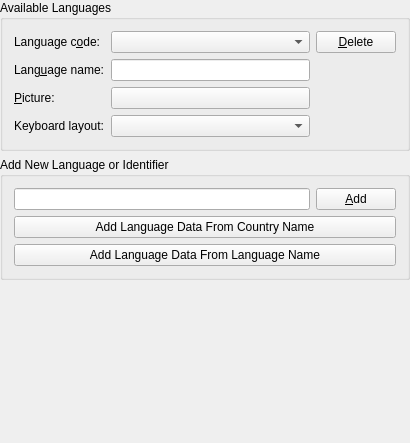
Qt form kvoctrain/common-dialogs/languageoptionsbase.ui (KDE/parley) before a commit.
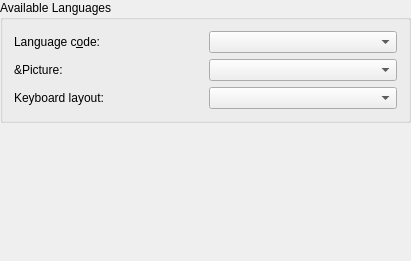
The same form after that commit. Custom widgets are drawn as their Qt base class.

Commit message: Language management rewritten. Removed the confusion append/remove/assign language options from language menu. The language page in the Configure KVT dialog is no longer necessary. Instead directly edit languages using Language->Edit Languages. Added KPageDialog containing the languages. Will add a button for delete/new lang there. Pixmap, name, locale can be set there. Keyboard code still has to be moved.

What changed in the file:
```diff
--- a/kvoctrain/common-dialogs/languageoptionsbase.ui
+++ b/kvoctrain/common-dialogs/languageoptionsbase.ui
@@ -5,8 +5,8 @@
    <rect>
     <x>0</x>
     <y>0</y>
-    <width>410</width>
-    <height>443</height>
+    <width>411</width>
+    <height>261</height>
    </rect>
   </property>
   <layout class="QGridLayout" >
@@ -52,35 +52,6 @@
       <property name="verticalSpacing" >
        <number>6</number>
       </property>
-      <item row="0" column="2" >
-       <widget class="QPushButton" name="b_langDel" >
-        <property name="toolTip" >
-         <string>Delete the selected language</string>
-        </property>
-        <property name="whatsThis" >
-         <string>By clicking on this button you can delete the selected language.</string>
-        </property>
-        <property name="text" >
-         <string>&amp;Delete</string>
-        </property>
-       </widget>
-      </item>
-      <item row="2" column="1" >
-       <widget class="QLineEdit" name="e_langLong" >
-        <property name="sizePolicy" >
-         <sizepolicy vsizetype="Fixed" hsizetype="MinimumExpanding" >
-          <horstretch>0</horstretch>
-          <verstretch>0</verstretch>
-         </sizepolicy>
-        </property>
-        <property name="toolTip" >
-         <string>Your own description of the language code.</string>
-        </property>
-        <property name="whatsThis" >
-         <string>A description of the language is written here and you can modify it if you want.</string>
-        </property>
-       </widget>
-      </item>
       <item row="4" column="1" >
        <widget class="KComboBox" name="d_kblayout" >
         <property name="toolTip" >
@@ -91,19 +62,6 @@
         </property>
        </widget>
       </item>
-      <item row="3" column="1" >
-       <widget class="QPushButton" name="b_langPixmap" >
-        <property name="toolTip" >
-         <string>The flag representing the language</string>
-        </property>
-        <property name="whatsThis" >
-         <string>The default flag representing the language is set here but you can choose another picture by clicking on the button.</string>
-        </property>
-        <property name="text" >
-         <string/>
-        </property>
-       </widget>
-      </item>
       <item row="0" column="1" >
        <widget class="KComboBox" name="d_shortName" >
         <property name="toolTip" >
@@ -136,22 +94,6 @@
         </property>
        </widget>
       </item>
-      <item row="2" column="0" >
-       <widget class="QLabel" name="label_langLong" >
-        <property name="toolTip" >
-         <string>Describe the language in your own terms.</string>
-        </property>
-        <property name="whatsThis" >
-         <string>Here you can give the language code a descriptive name in your own language which is shown in the header buttons in the main view. </string>
-        </property>
-        <property name="text" >
-         <string>Lang&amp;uage name:</string>
-        </property>
-        <property name="buddy" >
-         <cstring>e_langLong</cstring>
-        </property>
-       </widget>
-      </item>
       <item row="3" column="0" >
        <widget class="QLabel" name="label_langPixmap" >
         <property name="toolTip" >
@@ -190,90 +132,8 @@
         </property>
        </widget>
       </item>
-     </layout>
-    </widget>
-   </item>
-   <item row="1" column="0" >
-    <widget class="QGroupBox" name="GroupBox2" >
-     <property name="title" >
-      <string>Add New Language or Identifier</string>
-     </property>
-     <layout class="QGridLayout" >
-      <property name="leftMargin" >
-       <number>11</number>
-      </property>
-      <property name="topMargin" >
-       <number>11</number>
-      </property>
-      <property name="rightMargin" >
-       <number>11</number>
-      </property>
-      <property name="bottomMargin" >
-       <number>11</number>
-      </property>
-      <property name="horizontalSpacing" >
-       <number>6</number>
-      </property>
-      <property name="verticalSpacing" >
-       <number>6</number>
-      </property>
-      <item row="1" column="0" colspan="2" >
-       <widget class="QPushButton" name="b_lang_kde" >
-        <property name="toolTip" >
-         <string>Add language information by selecting the name of a country</string>
-        </property>
-        <property name="whatsThis" >
-         <string>Add language information by selecting the name of a country</string>
-        </property>
-        <property name="text" >
-         <string>Add Language Data From Country Name</string>
-        </property>
-       </widget>
-      </item>
-      <item row="2" column="0" colspan="2" >
-       <widget class="QPushButton" name="b_lang_iso1" >
-        <property name="toolTip" >
-         <string>Add language information by selecting the name of a language</string>
-        </property>
-        <property name="whatsThis" >
-         <string>Add language information by selecting the name of a language</string>
-        </property>
-        <property name="text" >
-         <string>Add Language Data From Language Name</string>
-        </property>
-        <property name="shortcut" >
-         <string>Alt+1</string>
-        </property>
-       </widget>
-      </item>
-      <item row="0" column="1" >
-       <widget class="QPushButton" name="b_langNew" >
-        <property name="toolTip" >
-         <string>Allow addition of the language you typed.</string>
-        </property>
-        <property name="whatsThis" >
-         <string>This button becomes available when you type a language code in the field.</string>
-        </property>
-        <property name="text" >
-         <string>&amp;Add</string>
-        </property>
-       </widget>
-      </item>
-      <item row="0" column="0" >
-       <widget class="QLineEdit" name="e_newName" >
-        <property name="sizePolicy" >
-         <sizepolicy vsizetype="Minimum" hsizetype="MinimumExpanding" >
-          <horstretch>0</horstretch>
-          <verstretch>0</verstretch>
-         </sizepolicy>
-        </property>
-        <property name="toolTip" >
-         <string>Type your language code if you know it.</string>
-        </property>
-        <property name="whatsThis" >
-         <string>Type the language code if you know it or use one of the 2 buttons below to choose a language code.</string>
-        </property>
-       </widget>
+      <item row="3" column="1" >
+       <widget class="QComboBox" name="iconComboBox" />
       </item>
      </layout>
     </widget>
```
Left out of the diff: 10 changed lines with no effect on the pictures. The commit also changes 19 other files.
